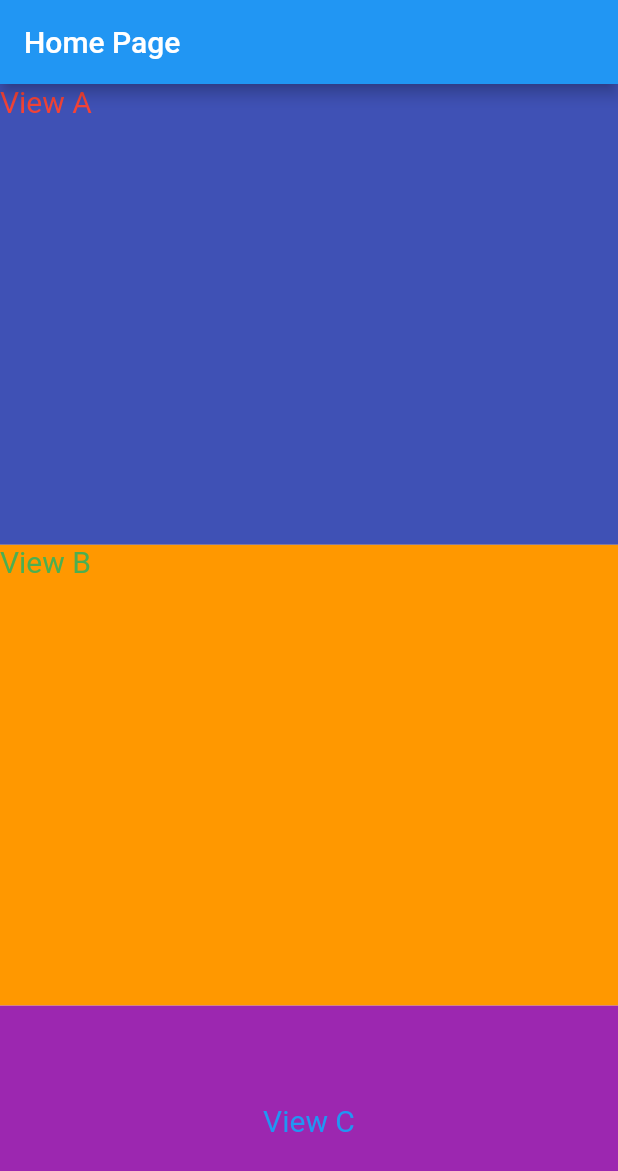
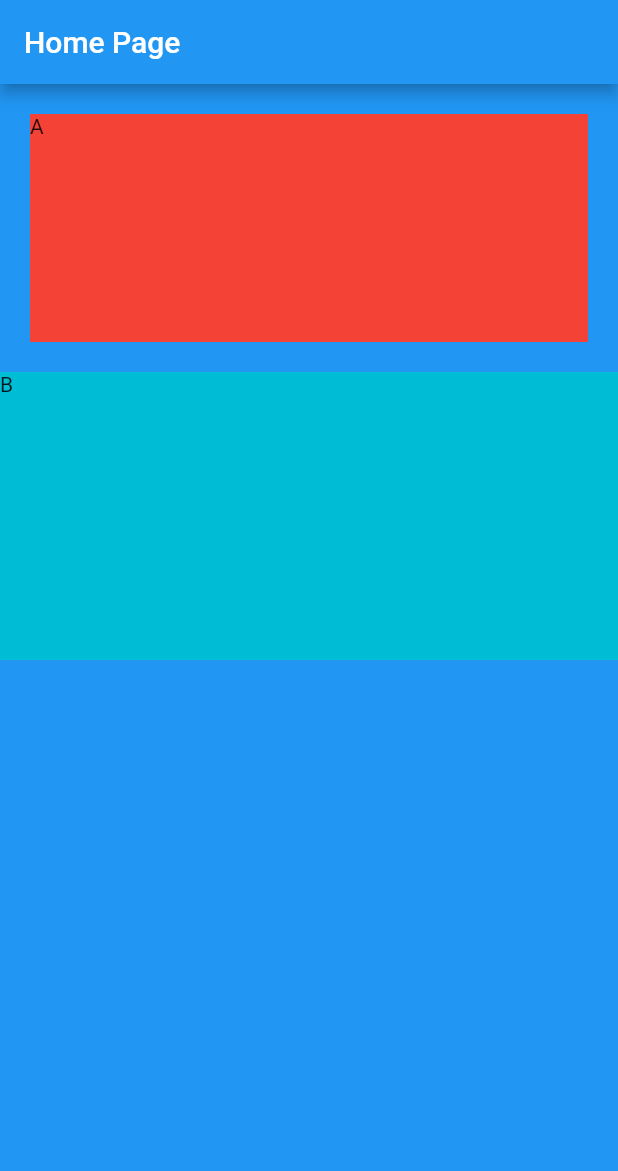
Before and after one commit to phamtanphat/flutter_widget_06072022, a Flutter app: the screen it shows after launch, on a phone screen of 412 x 824 dp. Shown: the top 1171 px of the screen. Run offline on Flutter 3.47's test engine with Material 2 defaults, Android fonts, the phone set to English and light mode, and no system bars.

Commit message:
relative widget

```diff
--- a/lib/main.dart
+++ b/lib/main.dart
@@ -1,4 +1,6 @@
+import 'package:flutter/cupertino.dart';
 import 'package:flutter/material.dart';
+import 'package:flutter_widget_06072022/orientation_widget.dart';
 
 void main() {
   runApp(const MyApp());
@@ -34,54 +36,7 @@ class _HomePageState extends State<HomePage> {
       appBar: AppBar(
         title: const Text("Home Page"),
       ),
-      body: Container(
-        constraints: BoxConstraints.expand(),
-        color: Colors.white,
-        child: Column(
-          children: [
-            Flexible(
-              flex: 2,
-              child: Container(
-                  constraints: BoxConstraints.expand(),
-                  color: Colors.indigo,
-                  child: Text(
-                      "View A",
-                      style: TextStyle(
-                          color: Colors.red,
-                          fontSize: 20)
-                  )
-              ),
-            ),
-            Flexible(
-              flex: 2,
-              child: Container(
-                  constraints: BoxConstraints.expand(),
-                  color: Colors.orange,
-                  child: Text(
-                      "View B",
-                      style: TextStyle(
-                          color: Colors.green,
-                          fontSize: 20)
-                  )
-              ),
-            ),
-            Expanded(
-              child: Container(
-                  constraints: BoxConstraints.expand(),
-                  color: Colors.purple,
-                  child: Center(
-                    child: Text(
-                        "View C",
-                        style: TextStyle(
-                            color: Colors.blue,
-                            fontSize: 20)
-                    ),
-                  )
-              ),
-            ),
-          ],
-        )
-      ),
+      body: OrientationWidget()
     );
   }
 }
--- /dev/null
+++ b/lib/orientation_widget.dart
@@ -0,0 +1,54 @@
+import 'package:flutter/material.dart';
+class OrientationWidget extends StatelessWidget {
+  const OrientationWidget({Key? key}) : super(key: key);
+
+  @override
+  Widget build(BuildContext context) {
+    return Container(
+        constraints: BoxConstraints.expand(),
+        color: Colors.white,
+        child: Column(
+          crossAxisAlignment: CrossAxisAlignment.stretch,
+          children: [
+            Flexible(
+              child: Container(
+                constraints: BoxConstraints.expand(),
+                child: Column(
+                  crossAxisAlignment: CrossAxisAlignment.stretch,
+                  children: [
+                    Expanded(
+                      child: Container(
+                        decoration: BoxDecoration(
+                            color: Colors.red,
+                            border: Border.all(
+                                color: Colors.blue,
+                                width: 20
+                            )
+                        ),
+                        constraints: BoxConstraints.expand(),
+                        child: Text("A"),
+                      ),
+                    ),
+                    Expanded(
+                      child: Container(
+                        constraints: BoxConstraints.expand(),
+                        color: Colors.cyan,
+                        child: Text("B"),
+                      ),
+                    )
+                  ],
+                ),
+              ),
+            ),
+            Flexible(
+              child: Container(
+                constraints: BoxConstraints.expand(),
+                color: Colors.blue,
+                child: Row(),
+              ),
+            )
+          ],
+        )
+    );
+  }
+}
--- /dev/null
+++ b/lib/relative_widget.dart
@@ -0,0 +1,14 @@
+import 'package:flutter/material.dart';
+class RelativeWidget extends StatefulWidget {
+  const RelativeWidget({Key? key}) : super(key: key);
+
+  @override
+  State<RelativeWidget> createState() => _RelativeWidgetState();
+}
+
+class _RelativeWidgetState extends State<RelativeWidget> {
+  @override
+  Widget build(BuildContext context) {
+    return Container();
+  }
+}
```
